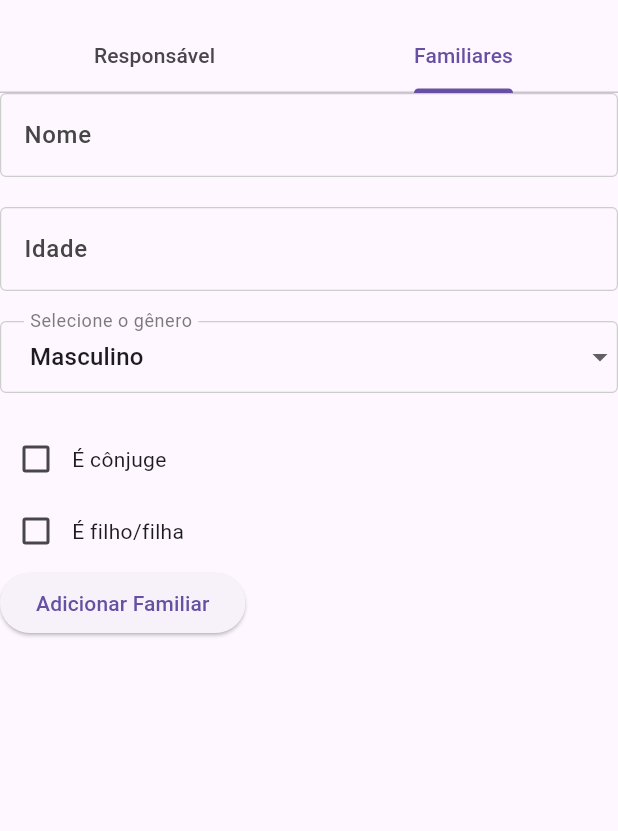
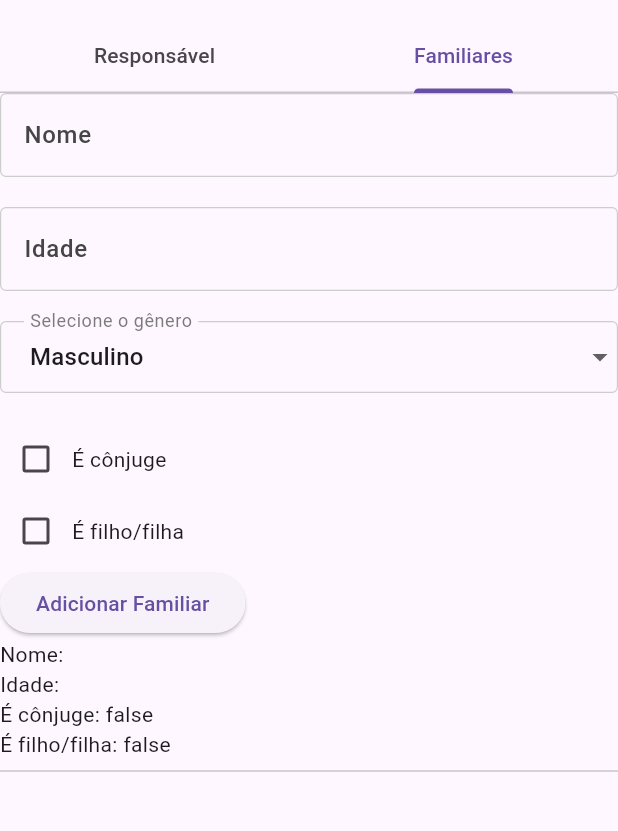
Before and after one commit to ApenasEsdras/sisteDeGerenciamentoInternoRenascerDaEsperanca, a Flutter app: the CadastroScreen screen opened directly, tab 2 chosen, after a tap on "Adicionar Familiar", on a phone screen of 412 x 824 dp, the part 63-894 px from its top. Run offline on Flutter 3.47's test engine with Material 3 defaults, Android fonts, the light colour scheme and no system bars; our stand-ins replace cloud_firestore, firebase_core; accounts and stored records are empty; Roboto replaces fonts that are missing (roboto).

Commit message:
gravando de forma correta

```diff
--- a/lib/app/modules/cadastro/cadastraFamiliar/familiares_card.dart
+++ b/lib/app/modules/cadastro/cadastraFamiliar/familiares_card.dart
@@ -5,6 +5,7 @@ import 'package:sistemarenascerdaesperanca/styles/widget/iput_decoration.dart';
 
 import '../../../../styles/colors_app.dart';
 import 'cadastra_familiar_model.dart';
+import 'cadastra_familiares_controller.dart';
 
 class CadastroPessoaPage extends StatefulWidget {
   const CadastroPessoaPage({Key? key}) : super(key: key);
@@ -111,34 +112,35 @@ class _CadastroPessoaPageState extends State<CadastroPessoaPage> {
         onPressed: () {
           // Adiciona um novo familiar à lista
           setState(() {
-            Familiares novoFamiliar = Familiares(
-              nome: _nomeController.text,
-              idade: int.parse(_idadeController.text),
-              sexo: _selectedGender,
-              isConjuge: _isConjuge,
-              isFilho: _isFilho,
-            );
-            Familiares.familiaresList[_nomeController.text] =
-                novoFamiliar.toMap();
+            FamiliaresCardData.dadosDosFamiliares.add({
+              'nome': _nomeController.text,
+              'idade': _idadeController.text,
+              'isConjuge': _isConjuge,
+              'isFilho': _isFilho,
+            });
           });
         },
         child: const Text('Adicionar Familiar'),
       ),
 
       // Exibe os familiares adicionados
-      ...Familiares.familiaresList.values.map((familiar) {
+      ListView.builder(
+        shrinkWrap: true,
+        itemCount: FamiliaresCardData.dadosDosFamiliares.length,
+        itemBuilder: (context, index) {
+          final familiar = FamiliaresCardData.dadosDosFamiliares[index];
           return Column(
             crossAxisAlignment: CrossAxisAlignment.start,
             children: [
               Text('Nome: ${familiar['nome']}'),
               Text('Idade: ${familiar['idade']}'),
-            Text('Sexo: ${familiar['sexo']}'),
               Text('É cônjuge: ${familiar['isConjuge']}'),
               Text('É filho/filha: ${familiar['isFilho']}'),
               const Divider(),
             ],
           );
-      }),
+        },
+      ),
     ]);
   }
 }
```
Also changed, not shown: lib/app/modules/cadastro/cadastraFamiliar/cadastra_familiar_model.dart (+1 -9 lines), lib/app/modules/cadastro/cadastraFamiliar/cadastra_familiares_controller.dart (+0 -38 lines), lib/app/modules/cadastro/cadastraResponsavel/cadastro_responsavel_controller.dart (+2 -5 lines). Lines whose indentation alone changed are shown as unchanged.
